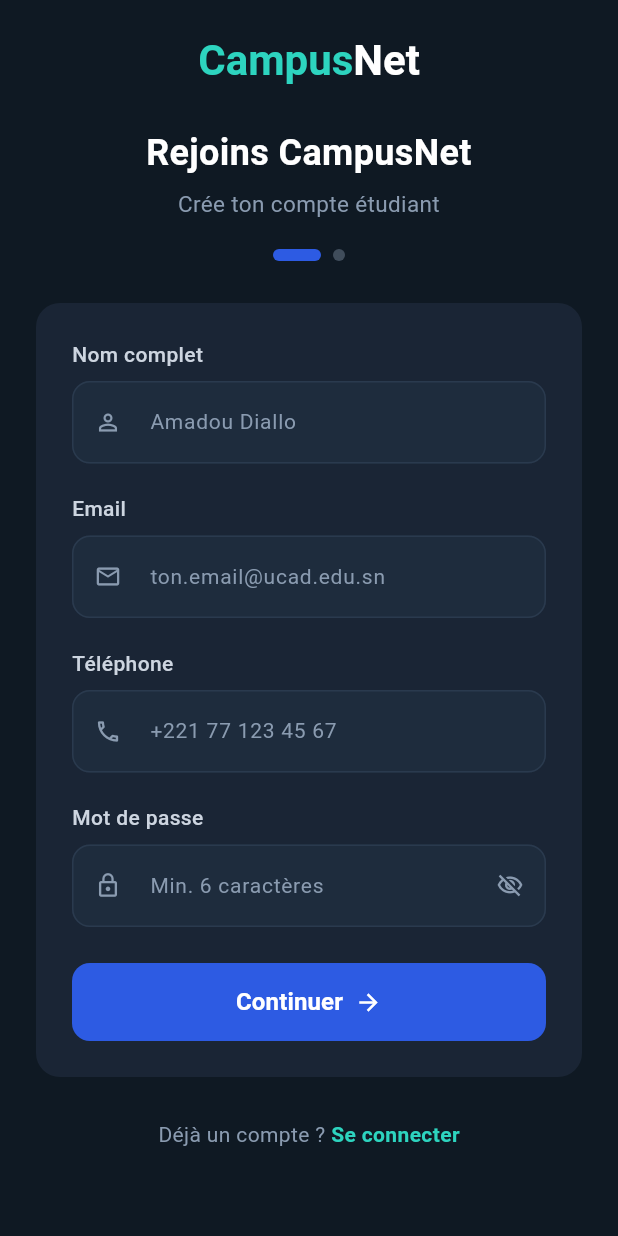
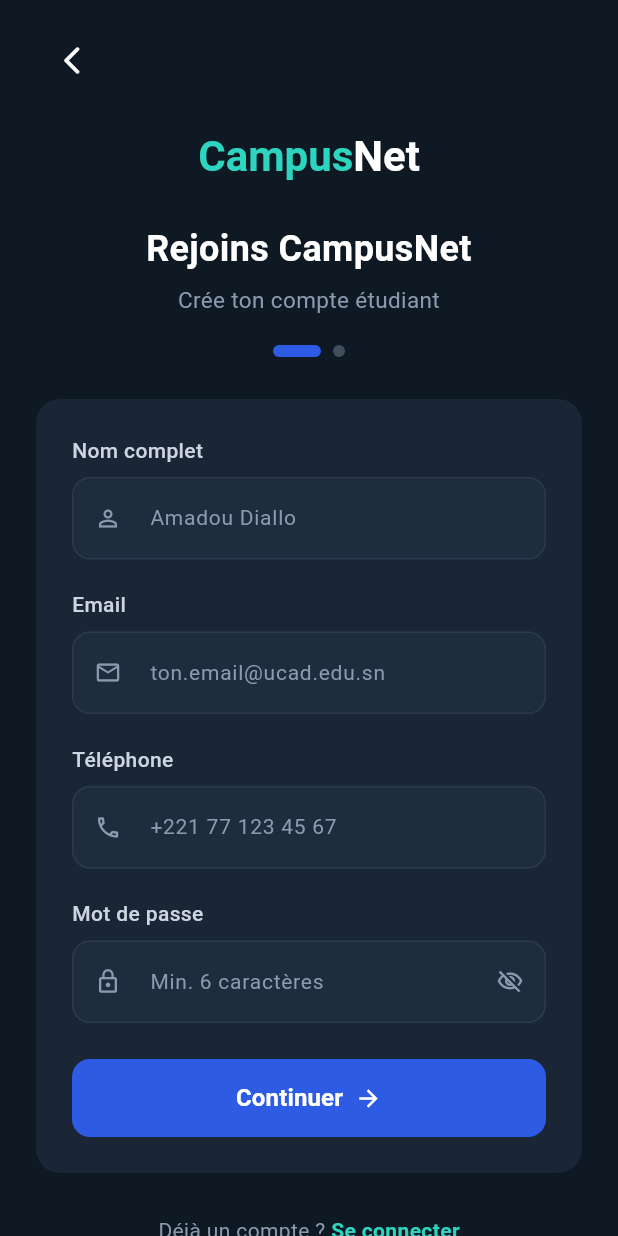
Before and after one commit to KINGABMC/BadwalletMobile, a Flutter app: the RegisterScreen screen opened directly, on a phone screen of 412 x 824 dp. Run offline on Flutter 3.47's test engine with Material 3 defaults, Android fonts, the phone set to English and light mode, and no system bars; our stand-ins replace shared_preferences; accounts and stored records are empty; network calls fail; Roboto replaces fonts that are missing (Poppins).

Commit message:
mise à jour de la page de connexion et d'inscription

```diff
--- a/lib/screens/auth/register_screen.dart
+++ b/lib/screens/auth/register_screen.dart
@@ -103,8 +103,9 @@
       // TODO : Navigator vers écran de vérification carte étudiant
       ScaffoldMessenger.of(context).showSnackBar(
         SnackBar(
-          content:
-              Text('Compte créé ! Bienvenue ${result.user!.nomComplet} 🎉'),
+          content: Text(
+            'Compte créé ! Bienvenue ${result.user!.nomComplet} 🎉',
+          ),
           backgroundColor: Colors.green,
         ),
       );
@@ -122,6 +123,22 @@
           padding: const EdgeInsets.symmetric(horizontal: 24),
           child: Column(
             children: [
+              Align(
+                alignment: Alignment.topLeft,
+                child: Padding(
+                  padding: const EdgeInsets.only(top: 16.0, right: 16.0),
+                  child: IconButton(
+                    icon: const Icon(Icons.arrow_back_ios_new_rounded),
+                    color: CampusColors.textPrimary,
+                    iconSize: 22,
+                    onPressed: () {
+                      Navigator.pop(
+                        context,
+                      ); // Ferme l'écran actuel et revient à l'accueil
+                    },
+                  ),
+                ),
+              ),
               const SizedBox(height: 24),
 
               // ── Logo ──
@@ -172,7 +189,9 @@
                   const Text(
                     'Déjà un compte ? ',
                     style: TextStyle(
-                        color: CampusColors.textSecondary, fontSize: 14),
+                      color: CampusColors.textSecondary,
+                      fontSize: 14,
+                    ),
                   ),
                   GestureDetector(
                     onTap: () => Navigator.pop(context),
@@ -276,10 +295,7 @@
           const SizedBox(height: 24),
 
           // ── Bouton Continuer ──
-          CampusPrimaryButton(
-            label: 'Continuer',
-            onPressed: _goToStep2,
-          ),
+          CampusPrimaryButton(label: 'Continuer', onPressed: _goToStep2),
         ],
       ),
     );
--- a/lib/screens/logements_screen.dart
+++ b/lib/screens/logements_screen.dart
@@ -10,7 +10,7 @@
 }
 
 class _LogementsScreenState extends State<LogementsScreen> {
-  bool _showFilters = true;
+  bool _showFilters = false;
   double _currentMaxPrice = 500000;
   String _currentRooms = 'Toutes';
   String _currentNeighborhood = 'Tout';
--- a/lib/widgets/auth_widgets.dart
+++ b/lib/widgets/auth_widgets.dart
@@ -65,7 +65,7 @@
           decoration: BoxDecoration(
             color: isActive
                 ? CampusColors.primary
-                : CampusColors.textSecondary.withOpacity(0.4),
+                : CampusColors.textSecondary.withValues(alpha: 0.4),
             borderRadius: BorderRadius.circular(4),
           ),
         );
@@ -317,9 +317,9 @@
       width: double.infinity,
       padding: const EdgeInsets.symmetric(horizontal: 16, vertical: 12),
       decoration: BoxDecoration(
-        color: CampusColors.error.withOpacity(0.1),
+        color: CampusColors.error.withValues(alpha: 0.1),
         borderRadius: BorderRadius.circular(10),
-        border: Border.all(color: CampusColors.error.withOpacity(0.3)),
+        border: Border.all(color: CampusColors.error.withValues( alpha: 0.3)),
       ),
       child: Row(
         children: [
--- a/pubspec.yaml
+++ b/pubspec.yaml
@@ -34,6 +34,8 @@
   # The following adds the Cupertino Icons font to your application.
   # Use with the CupertinoIcons class for iOS style icons.
   cupertino_icons: ^1.0.8
+  http: ^1.6.0
+  shared_preferences: ^2.5.5
 
 dev_dependencies:
   flutter_test:
```
Also changed, not shown: lib/main.dart (+16 -2 lines), lib/screens/auth/login_screen.dart (+12 -1 lines), lib/screens/home_screen.dart (+5 -5 lines), pubspec.lock, 1 other file.
